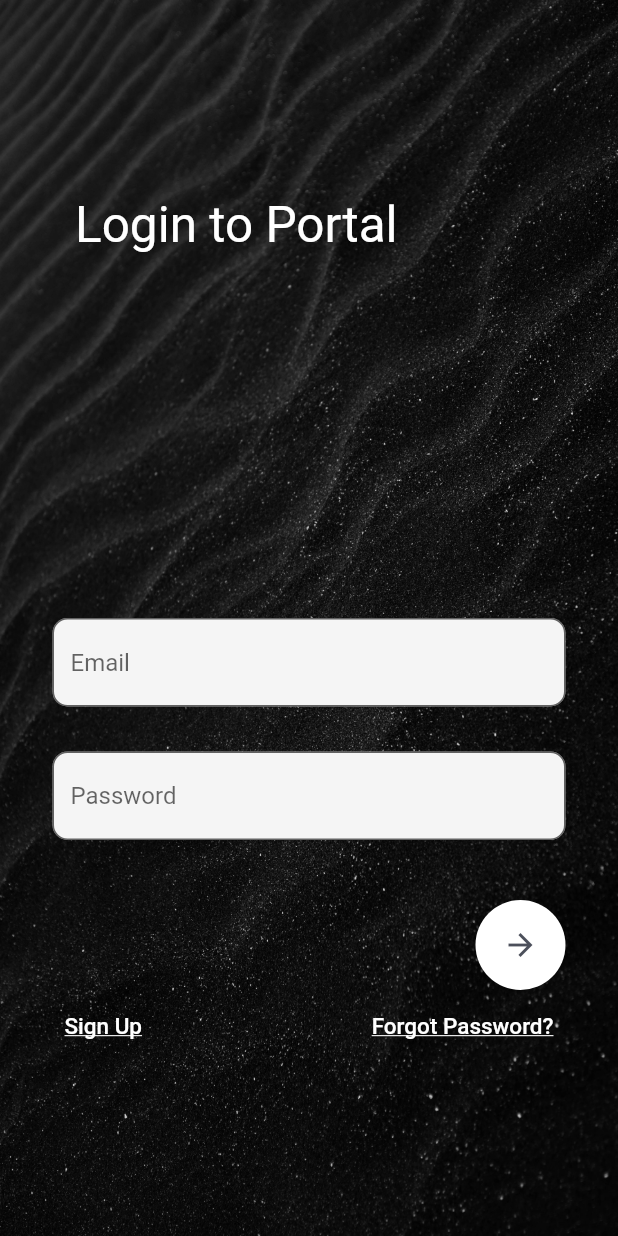
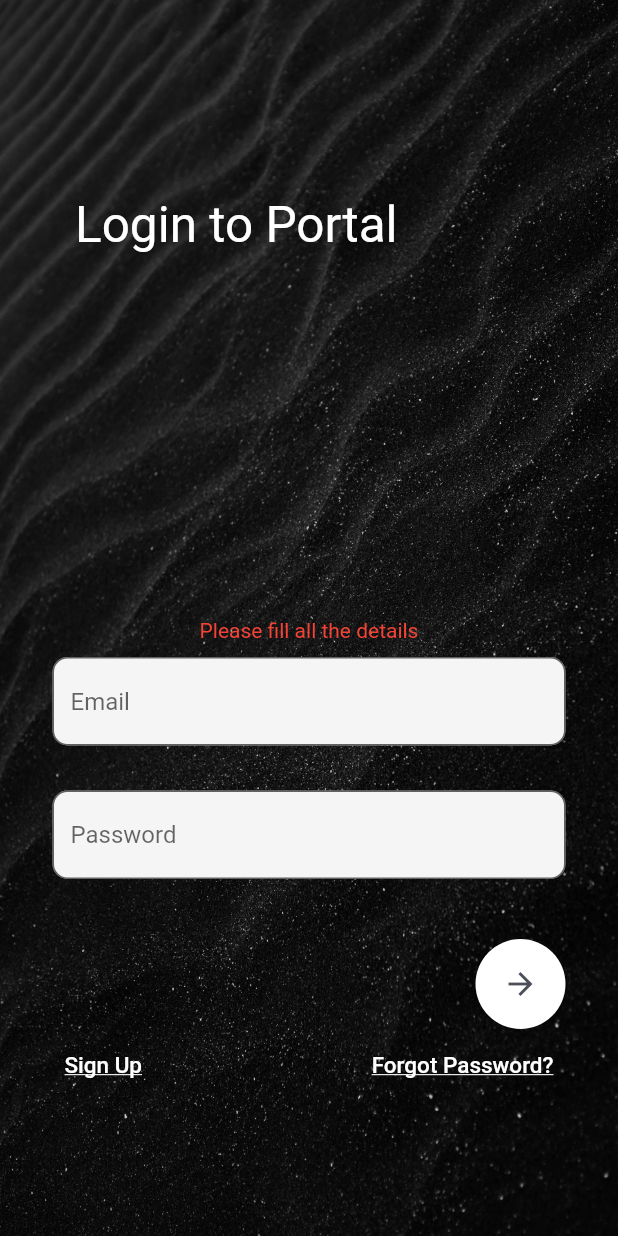
Before and after one commit to spaatechdev/vikramSolarMobile, a Flutter app: the screen it shows after launch, after a tap on the "arrow forward" icon, on a phone screen of 412 x 824 dp. Run offline on Flutter 3.47's test engine with Material 2 defaults, Android fonts, the phone set to English and light mode, and no system bars; our stand-ins replace email_validator, fluttertoast.

Commit message:
login with api

```diff
--- a/lib/main.dart
+++ b/lib/main.dart
@@ -1,5 +1,6 @@
 import 'package:flutter/material.dart';
-import 'package:vikram_solar/login.dart';
+import 'package:fluttertoast/fluttertoast.dart';
+import 'package:vikram_solar/screens/login.dart';
 
 void main() {
   runApp(MaterialApp(
@@ -8,3 +9,22 @@ void main() {
     routes: {'login': (context) => const MyLogin()},
   ));
 }
+
+showToastMessage(String message, [message_type='', length = '']) => {
+      if (length == 'short')
+        {
+          Fluttertoast.showToast(
+              msg: message,
+              toastLength: Toast.LENGTH_SHORT,
+              gravity: ToastGravity.BOTTOM,
+              backgroundColor: message_type == "success" ? Colors.green : Colors.red )
+        }
+      else
+        {
+          Fluttertoast.showToast(
+              msg: message,
+              toastLength: Toast.LENGTH_LONG,
+              gravity: ToastGravity.BOTTOM,
+              backgroundColor: message_type == "success" ? Colors.green : Colors.red)
+        }
+    };
--- a/lib/login.dart
+++ b/lib/screens/login.dart
@@ -1,4 +1,10 @@
+import 'dart:convert';
+import 'dart:developer';
 import 'package:flutter/material.dart';
+import 'package:email_validator/email_validator.dart';
+import 'package:fluttertoast/fluttertoast.dart';
+import 'package:http/http.dart';
+import 'package:vikram_solar/main.dart';
 
 class MyLogin extends StatefulWidget {
   const MyLogin({super.key});
@@ -8,6 +14,44 @@ class MyLogin extends StatefulWidget {
 }
 
 class _MyLoginState extends State<MyLogin> {
+  TextEditingController emailController = TextEditingController();
+  TextEditingController passwordController = TextEditingController();
+
+  String errorMessage = "";
+
+  void login(String email, password) async {
+    if (email == "" || password == "") {
+      setState(() {
+        errorMessage = 'Please fill all the details';
+      });
+    } else if (EmailValidator.validate(email) != true) {
+      setState(() {
+        errorMessage = 'Please enter a valid email address';
+      });
+    } else {
+      try {
+        Response response = await post(
+            Uri.parse('https://vikram-solar.spaatech.net/api/login/'),
+            body: {
+              'email': email,
+              'password': password,
+            });
+        if (response.statusCode == 200) {
+          setState(() {
+            errorMessage = '';
+          });
+          showToastMessage('Logged in Successfully', 'success', 'short');
+        } else {
+          setState(() {
+            errorMessage = jsonDecode(response.body)['detail'];
+          });
+        }
+      } catch (e) {
+        debugPrint(e.toString());
+      }
+    }
+  }
+
   @override
   Widget build(BuildContext context) {
     return Container(
@@ -33,7 +77,18 @@ class _MyLoginState extends State<MyLogin> {
                   left: 35),
               child: Column(
                 children: [
+                  if (errorMessage.isNotEmpty)
+                    Text(
+                      errorMessage,
+                      style: TextStyle(
+                        color: Colors.red
+                      ),
+                    ),
+                    const SizedBox(
+                      height: 10,
+                    ),
                   TextField(
+                    controller: emailController,
                     decoration: InputDecoration(
                         fillColor: Colors.grey.shade100,
                         filled: true,
@@ -45,6 +100,7 @@ class _MyLoginState extends State<MyLogin> {
                     height: 30,
                   ),
                   TextField(
+                    controller: passwordController,
                     obscureText: true,
                     decoration: InputDecoration(
                         fillColor: Colors.grey.shade100,
@@ -64,7 +120,10 @@ class _MyLoginState extends State<MyLogin> {
                         backgroundColor: Colors.white,
                         child: IconButton(
                             color: const Color(0xff4c505b),
-                            onPressed: () {},
+                            onPressed: () {
+                              login(emailController.text.toString(),
+                                  passwordController.text.toString());
+                            },
                             icon: const Icon(Icons.arrow_forward)),
                       )
                     ],
--- a/pubspec.yaml
+++ b/pubspec.yaml
@@ -35,6 +35,10 @@ dependencies:
   # The following adds the Cupertino Icons font to your application.
   # Use with the CupertinoIcons class for iOS style icons.
   cupertino_icons: ^1.0.2
+  http: ^1.0.0
+  email_validator: ^2.1.17
+  fluttertoast: ^8.2.2
+  flutter_dotenv: ^5.0.2
 
 dev_dependencies:
   flutter_test:
```
Also changed, not shown: pubspec.lock, 1 other file.
